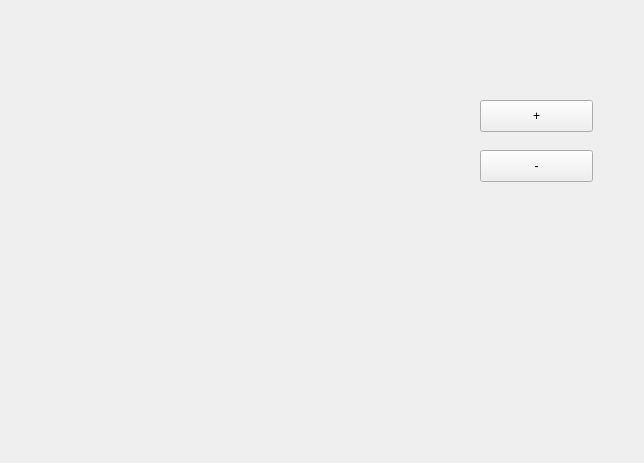
Qt form file.ui (KolesnikovaEk/apiproject) before a commit.
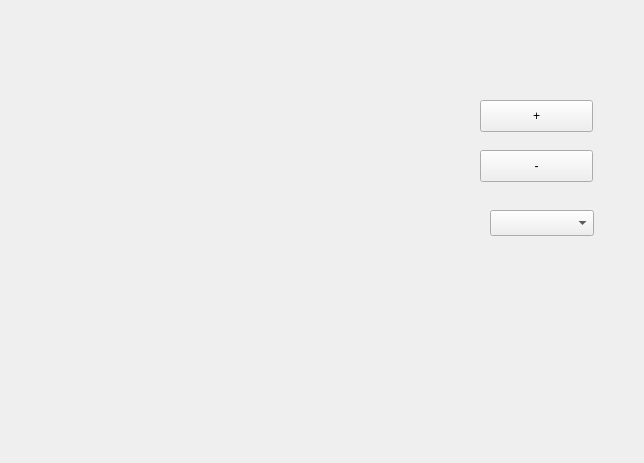
The same form after that commit.

Commit message: scheme(схема,спутник,гибрид)

```diff
--- a/file.ui
+++ b/file.ui
@@ -52,6 +52,16 @@
     <string>-</string>
    </property>
   </widget>
+  <widget class="QComboBox" name="comboBox">
+   <property name="geometry">
+    <rect>
+     <x>490</x>
+     <y>210</y>
+     <width>104</width>
+     <height>26</height>
+    </rect>
+   </property>
+  </widget>
  </widget>
  <resources/>
  <connections/>
```
The commit also changes 2 other files.
